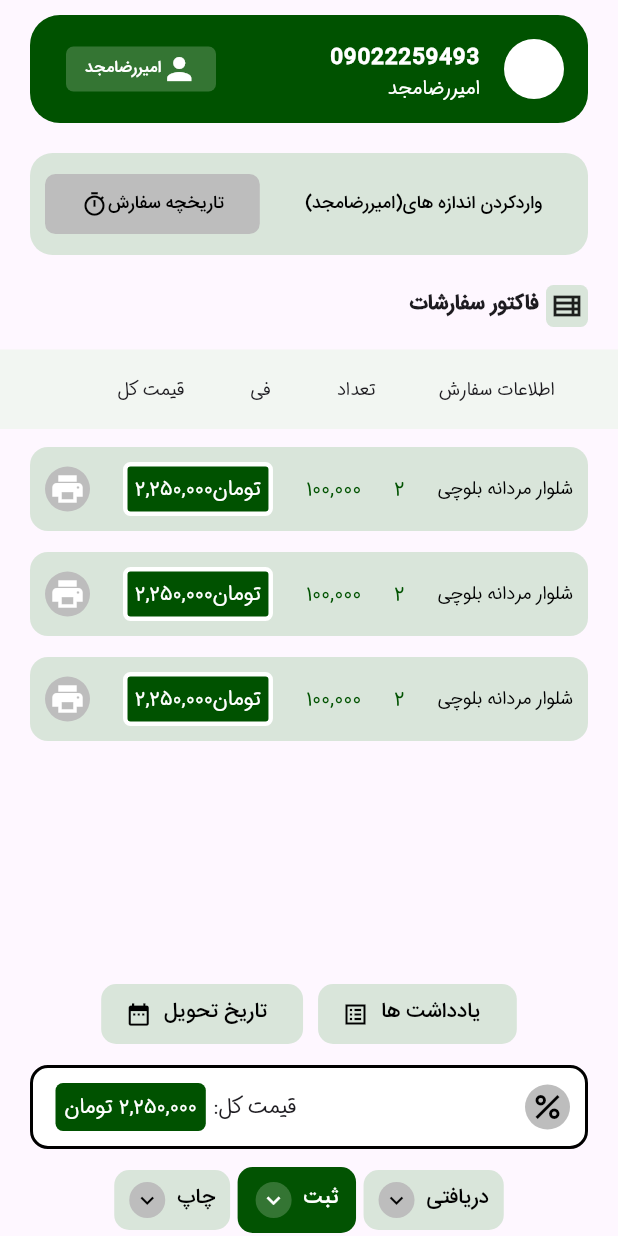
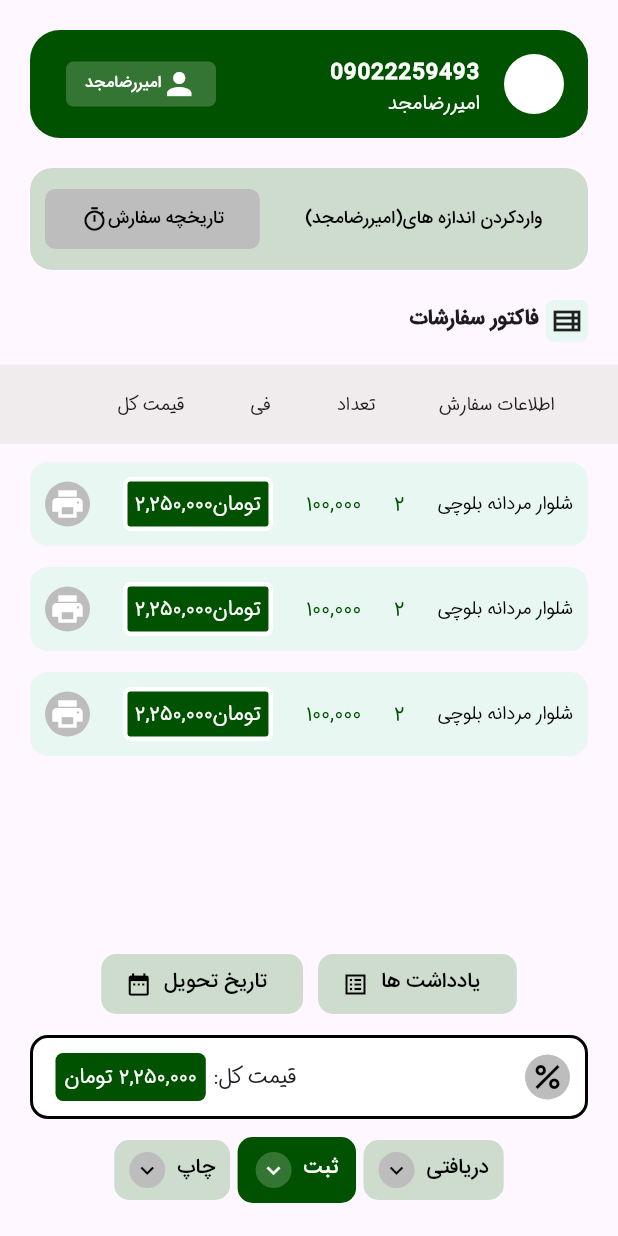
Before and after one commit to AliMotamedi7/shoonz-tailor, a Flutter app: the Home screen opened by its route, after a tap on the "add" icon, on a phone screen of 412 x 824 dp. Run offline on Flutter 3.47's test engine with Material 3 defaults, Android fonts, the phone set to English and light mode, and no system bars; our stand-ins replace fl_chart, pinput.

Commit message:
colors and margins

```diff
--- /dev/null
+++ b/lib/constants/appColors.dart
@@ -0,0 +1,20 @@
+import 'package:flutter/material.dart';
+
+class AppColors {
+  //static const Color bg = Color(0xffE9F3ED);
+  static const Color greenShoonz = Color(0xff005200);
+  static const Color greenLight = Color(0xffE9F7F2);
+  static const Color greenDark = Color.fromARGB(255, 205, 220, 205);
+  //static const Color txtFieldBg = Color(0xffF9F9F9);
+  //static const Color onTxtField = Color(0xffC7C5C5);
+  //static const Color onTxtFieldSelected = Color(0xff005200);
+  //static const Color black = Color(0xff333333);
+  //static const Color blackBtn = Color(0xff212121);
+  //static const Color blackTxt = Color(0xff212121);
+  //static const Color greyText = Color(0xff5C5C5C);
+  static const Color greyBox = Color.fromARGB(194, 235, 233, 233);
+  //static const Color whiteBox = Colors.white;
+  //static const Color divider = Color(0xffD2D2D2);
+  //static const Color zard = Color(0xffFFDC5D);
+  //static const Color red = Color.fromARGB(255, 170, 21, 39);
+}
--- a/lib/pages/enter_size.dart
+++ b/lib/pages/enter_size.dart
@@ -2,6 +2,7 @@ import 'package:flutter/material.dart';
 import 'package:shoonz_tailor/widgets/enterSizeWidgets/clothes_box.dart';
 import 'dart:io';
 import 'package:shoonz_tailor/widgets/enterSizeWidgets/grid_clothes_box.dart';
+import 'package:shoonz_tailor/constants/appColors.dart';
 
 class EnterSize extends StatelessWidget {
   EnterSize({super.key});
@@ -104,7 +105,8 @@ class EnterSize extends StatelessWidget {
                       style: TextStyle(
                           color: Colors.white, fontWeight: FontWeight.bold),
                     )),
-              )
+              ),
+              const SizedBox(height: 15,)
             ],
           ),
         ),
--- a/lib/pages/home.dart
+++ b/lib/pages/home.dart
@@ -4,6 +4,7 @@ import 'package:shoonz_tailor/widgets/homeWidgets/customerChart.dart';
 import 'package:shoonz_tailor/widgets/homeWidgets/customer_name_list_item.dart';
 import 'package:shoonz_tailor/widgets/homeWidgets/orders_list_item.dart';
 import 'package:shoonz_tailor/widgets/homeWidgets/topProfile.dart';
+import 'package:shoonz_tailor/constants/appColors.dart';
 
 class Home extends StatefulWidget {
   const Home({super.key});
@@ -34,7 +35,7 @@ class _HomeState extends State<Home> {
         onPressed: () {
           Navigator.pushNamed(context, "/orderRegistration");
         },
-        backgroundColor: const Color(0xff005200),
+        backgroundColor: AppColors.greenShoonz,
         shape: RoundedRectangleBorder(borderRadius: BorderRadius.circular(30)),
         child: const Icon(
           Icons.add,
@@ -48,7 +49,7 @@ class _HomeState extends State<Home> {
           child: BottomAppBar(
             shape: const CircularNotchedRectangle(),
             notchMargin: 5,
-            color: const Color(0xffb2cab2),
+            color: AppColors.greenDark,
             height: 60,
             child: Row(
               mainAxisAlignment: MainAxisAlignment.spaceAround,
@@ -89,7 +90,7 @@ class _HomeState extends State<Home> {
           children: [
             if (Platform.isAndroid)
               const SizedBox(
-                height: 10.0,
+                height: 20.0,
               ),
             const TopProfile(
                 phoneNumber: "09122758432", tailorName: "نام خیاط"),
@@ -118,7 +119,7 @@ class _HomeState extends State<Home> {
                         "مشاهده همه",
                         textDirection: TextDirection.rtl,
                         style: TextStyle(
-                          color: Color(0xff005200),
+                          color: AppColors.greenShoonz,
                         ),
                       )),
                   const Row(
@@ -180,7 +181,7 @@ class _HomeState extends State<Home> {
                         "مشاهده همه",
                         textDirection: TextDirection.rtl,
                         style: TextStyle(
-                          color: Color(0xff005200),
+                          color: AppColors.greenShoonz,
                         ),
                       )),
                   const Row(
--- a/lib/pages/order_registration.dart
+++ b/lib/pages/order_registration.dart
@@ -6,6 +6,7 @@ import 'package:shoonz_tailor/widgets/orderRegistrationWidgets/order_registratio
 import 'package:shoonz_tailor/widgets/orderRegistrationWidgets/price_order.dart';
 import 'package:shoonz_tailor/widgets/orderRegistrationWidgets/tailorSizebutton.dart';
 import 'package:shoonz_tailor/widgets/orderRegistrationWidgets/topOrderProfile.dart';
+import 'package:shoonz_tailor/constants/appColors.dart';
 
 class OrderRegistration extends StatefulWidget {
   const OrderRegistration({super.key});
@@ -23,7 +24,7 @@ class _OrderRegistrationState extends State<OrderRegistration> {
         children: [
           if (Platform.isAndroid)
             const SizedBox(
-              height: 10,
+              height: 20,
             ),
           TopOrderProfile(phoneNumber: "09022259493", name: "امیررضامجد"),
           const SizeTailorButton(),
@@ -37,7 +38,7 @@ class _OrderRegistrationState extends State<OrderRegistration> {
                     padding: const EdgeInsets.all(2),
                     decoration: BoxDecoration(
                         borderRadius: BorderRadius.circular(5),
-                        color: const Color(0xffd9e5da)),
+                        color: AppColors.greenLight),
                     child: const Icon(
                       Icons.view_list_outlined,
                     ),
@@ -65,7 +66,7 @@ class _OrderRegistrationState extends State<OrderRegistration> {
               ElevatedButton.icon(
                 style: ElevatedButton.styleFrom(
                     elevation: 0,
-                    backgroundColor: const Color(0xffd9e5da),
+                    backgroundColor: AppColors.greenDark,
                     shape: RoundedRectangleBorder(
                         borderRadius: BorderRadius.circular(10))),
                 onPressed: () {},
@@ -84,7 +85,7 @@ class _OrderRegistrationState extends State<OrderRegistration> {
               ElevatedButton.icon(
                 style: ElevatedButton.styleFrom(
                     elevation: 0,
-                    backgroundColor: const Color(0xffd9e5da),
+                    backgroundColor: AppColors.greenDark,
                     shape: RoundedRectangleBorder(
                         borderRadius: BorderRadius.circular(10))),
                 onPressed: () {},
@@ -107,6 +108,9 @@ class _OrderRegistrationState extends State<OrderRegistration> {
             height: 10,
           ),
           const OrderRestrationButtons(),
+          const SizedBox(
+            height: 20,
+          ),
         ],
       )),
     );
--- a/lib/pages/otp.dart
+++ b/lib/pages/otp.dart
@@ -28,10 +28,9 @@ class _OtpState extends State<Otp> {
           child: Column(
             children: [
               Container(
-                margin: const EdgeInsets.all(10),
+                margin: const EdgeInsets.fromLTRB(20,30,20,0),
                 child: Image.asset("assets/images/Account-amico.png"),
               ),
-              const SizedBox(height: 20),
               const Text(
                 "کد ارسال شده به شماره تماس را وارد نمایید:",
                 textDirection: TextDirection.rtl,
--- a/lib/widgets/enterSizeWidgets/clothes_box.dart
+++ b/lib/widgets/enterSizeWidgets/clothes_box.dart
@@ -1,4 +1,5 @@
 import 'package:flutter/material.dart';
+import 'package:shoonz_tailor/constants/appColors.dart';
 
 class ClotheBox extends StatelessWidget {
   const ClotheBox({super.key, required this.name});
@@ -13,7 +14,7 @@ class ClotheBox extends StatelessWidget {
       margin: const EdgeInsets.symmetric(horizontal: 10, vertical: 5),
       padding: const EdgeInsets.all(10),
       decoration: BoxDecoration(
-          color: const Color(0xfff2f6f2),
+          color: AppColors.greenLight,
           borderRadius: BorderRadius.circular(10)),
       child: Row(
         mainAxisAlignment: MainAxisAlignment.spaceBetween,
@@ -25,7 +26,7 @@ class ClotheBox extends StatelessWidget {
             height: 80,
             decoration: BoxDecoration(
               borderRadius: BorderRadius.circular(10),
-              color: const Color(0xffd9e5da),
+              color: AppColors.greenDark,
             ),
           ),
         ],
--- a/lib/widgets/enterSizeWidgets/grid_clothes_box.dart
+++ b/lib/widgets/enterSizeWidgets/grid_clothes_box.dart
@@ -1,4 +1,5 @@
 import 'package:flutter/material.dart';
+import 'package:shoonz_tailor/constants/appColors.dart';
 
 class GridCothesBox extends StatelessWidget {
   const GridCothesBox({super.key, required this.type});
@@ -13,7 +14,7 @@ class GridCothesBox extends StatelessWidget {
       margin: const EdgeInsets.all(10),
       decoration: BoxDecoration(
         borderRadius: BorderRadius.circular(10),
-        color: const Color(0xfff2f6f2),
+        color: AppColors.greenLight,
       ),
       child: Text(
         type,
--- a/lib/widgets/homeWidgets/customer_name_list_item.dart
+++ b/lib/widgets/homeWidgets/customer_name_list_item.dart
@@ -1,4 +1,5 @@
 import 'package:flutter/material.dart';
+import 'package:shoonz_tailor/constants/appColors.dart';
 
 class CustomerNameListItem extends StatelessWidget {
   const CustomerNameListItem({super.key, required this.customerName});
@@ -11,14 +12,14 @@ class CustomerNameListItem extends StatelessWidget {
       margin: const EdgeInsets.symmetric(horizontal: 5),
       padding: const EdgeInsets.all(10),
       decoration: BoxDecoration(
-          color: const Color(0xfff2f6f2),
+          color: AppColors.greenLight,
           borderRadius: BorderRadius.circular(10)),
       child: Text(
         customerName,
         textAlign: TextAlign.end,
         textDirection: TextDirection.rtl,
         style: const TextStyle(
-          color: Color(0xff005200),
+          color: AppColors.greenShoonz,
           fontSize: 14.0,
         ),
       ),
--- a/lib/widgets/homeWidgets/orders_list_item.dart
+++ b/lib/widgets/homeWidgets/orders_list_item.dart
@@ -1,4 +1,5 @@
 import 'package:flutter/material.dart';
+import 'package:shoonz_tailor/constants/appColors.dart';
 
 class OrdersListItem extends StatelessWidget {
   const OrdersListItem({super.key, required this.orderNumber});
@@ -16,7 +17,7 @@ class OrdersListItem extends StatelessWidget {
             Container(
               padding: const EdgeInsets.all(5),
               decoration: const BoxDecoration(
-                color: Color(0xfff2f6f2),
+                color: AppColors.greenLight,
                 borderRadius: BorderRadius.only(
                   bottomRight: Radius.circular(10),
                   topRight: Radius.circular(10),
@@ -32,7 +33,7 @@ class OrdersListItem extends StatelessWidget {
               child: Container(
                 padding: const EdgeInsets.all(7),
                 decoration: const BoxDecoration(
-                  color: Color(0xfff2f6f2),
+                  color: AppColors.greenLight,
                   borderRadius: BorderRadius.only(
                     bottomLeft: Radius.circular(10),
                     topRight: Radius.circular(10),
--- a/lib/widgets/orderRegistrationWidgets/orde_registration_table.dart
+++ b/lib/widgets/orderRegistrationWidgets/orde_registration_table.dart
@@ -1,4 +1,5 @@
 import 'package:flutter/material.dart';
+import 'package:shoonz_tailor/constants/appColors.dart';
 
 class OrderRegistrationTable extends StatefulWidget {
   const OrderRegistrationTable({super.key});
@@ -14,7 +15,7 @@ class _OrderRegistrationTableState extends State<OrderRegistrationTable> {
       child: Column(
         children: [
           Container(
-            decoration: const BoxDecoration(color: Color(0xfff2f6f2)),
+            decoration: const BoxDecoration(color: AppColors.greyBox),
             width: MediaQuery.sizeOf(context).width,
             padding: const EdgeInsets.all(8),
             child: const Row(
@@ -74,7 +75,7 @@ class _OrderRegistrationTableState extends State<OrderRegistrationTable> {
                         const EdgeInsets.symmetric(horizontal: 20, vertical: 7),
                     padding: const EdgeInsets.all(10),
                     decoration: BoxDecoration(
-                        color: const Color(0xffd9e5da),
+                        color: AppColors.greenLight,
                         borderRadius: BorderRadius.circular(12)),
                     child: Row(
                       textDirection: TextDirection.rtl,
@@ -89,12 +90,12 @@ class _OrderRegistrationTableState extends State<OrderRegistrationTable> {
                           "۲",
                           textAlign: TextAlign.center,
                           style:
-                              TextStyle(color: Color(0xff005200), fontSize: 14),
+                              TextStyle(color: AppColors.greenShoonz, fontSize: 14),
                         ),
                         const Text(
                           "۱۰۰,۰۰۰",
                           textAlign: TextAlign.center,
-                          style: TextStyle(color: Color(0xff005200)),
+                          style: TextStyle(color:AppColors.greenShoonz),
                         ),
                         Container(
                           alignment: Alignment.center,
@@ -102,7 +103,7 @@ class _OrderRegistrationTableState extends State<OrderRegistrationTable> {
                           decoration: BoxDecoration(
                             border: Border.all(color: Colors.white, width: 3),
                             borderRadius: BorderRadius.circular(5),
-                            color: const Color(0xff005200),
+                            color: AppColors.greenShoonz,
                           ),
                           child: const Text(
                             "۲,۲۵۰,۰۰۰تومان",
--- a/lib/widgets/orderRegistrationWidgets/order_registration_buttons.dart
+++ b/lib/widgets/orderRegistrationWidgets/order_registration_buttons.dart
@@ -1,4 +1,5 @@
 import 'package:flutter/material.dart';
+import 'package:shoonz_tailor/constants/appColors.dart';
 
 class OrderRestrationButtons extends StatelessWidget {
   const OrderRestrationButtons({super.key});
@@ -11,7 +12,7 @@ class OrderRestrationButtons extends StatelessWidget {
         ElevatedButton.icon(
           style: ElevatedButton.styleFrom(
               padding: const EdgeInsets.symmetric(vertical: 8, horizontal: 10),
-              backgroundColor: const Color(0xffd9e5da),
+              backgroundColor: AppColors.greenDark,
               elevation: 0,
               shape: RoundedRectangleBorder(
                   borderRadius: BorderRadius.circular(10))),
@@ -37,7 +38,7 @@ class OrderRestrationButtons extends StatelessWidget {
         ElevatedButton.icon(
           style: ElevatedButton.styleFrom(
               padding: const EdgeInsets.symmetric(vertical: 10, horizontal: 12),
-              backgroundColor: const Color(0xffd005200),
+              backgroundColor: AppColors.greenShoonz,
               elevation: 0,
               shape: RoundedRectangleBorder(
                   borderRadius: BorderRadius.circular(10))),
@@ -62,8 +63,8 @@ class OrderRestrationButtons extends StatelessWidget {
         ),
         ElevatedButton.icon(
           style: ElevatedButton.styleFrom(
-              padding: EdgeInsets.symmetric(vertical: 8, horizontal: 10),
-              backgroundColor: const Color(0xffd9e5da),
+              padding: const EdgeInsets.symmetric(vertical: 8, horizontal: 10),
+              backgroundColor: AppColors.greenDark,
               elevation: 0,
               shape: RoundedRectangleBorder(
                   borderRadius: BorderRadius.circular(10))),
--- a/lib/widgets/orderRegistrationWidgets/price_order.dart
+++ b/lib/widgets/orderRegistrationWidgets/price_order.dart
@@ -1,4 +1,5 @@
 import 'package:flutter/material.dart';
+import 'package:shoonz_tailor/constants/appColors.dart';
 
 class PriceOrder extends StatelessWidget {
   const PriceOrder({super.key});
@@ -44,7 +45,7 @@ class PriceOrder extends StatelessWidget {
               Container(
                 padding: const EdgeInsets.all(6),
                 decoration: BoxDecoration(
-                  color: const Color(0xff005200),
+                  color: AppColors.greenShoonz,
                   borderRadius: BorderRadius.circular(5),
                 ),
                 child: const Text(
--- a/lib/widgets/orderRegistrationWidgets/tailorSizebutton.dart
+++ b/lib/widgets/orderRegistrationWidgets/tailorSizebutton.dart
@@ -1,4 +1,5 @@
 import 'package:flutter/material.dart';
+import 'package:shoonz_tailor/constants/appColors.dart';
 
 class SizeTailorButton extends StatelessWidget {
   const SizeTailorButton({super.key});
@@ -10,7 +11,7 @@ class SizeTailorButton extends StatelessWidget {
       margin: const EdgeInsets.symmetric(horizontal: 20, vertical: 20),
       padding: const EdgeInsets.symmetric(vertical: 10),
       decoration: BoxDecoration(
-          color: const Color(0xffd9e5da),
+          color:AppColors.greenDark,
           borderRadius: BorderRadius.circular(15)),
       child: Directionality(
         textDirection: TextDirection.rtl,
```
Also changed, not shown: lib/pages/customer.dart (+4 -3 lines), lib/pages/login.dart (+7 -5 lines), lib/widgets/customerWidgets/customer_list_name.dart (+4 -3 lines), lib/widgets/loginInput.dart (+4 -3 lines), lib/widgets/otpInput.dart (+7 -5 lines), pubspec.lock, 1 other file.
